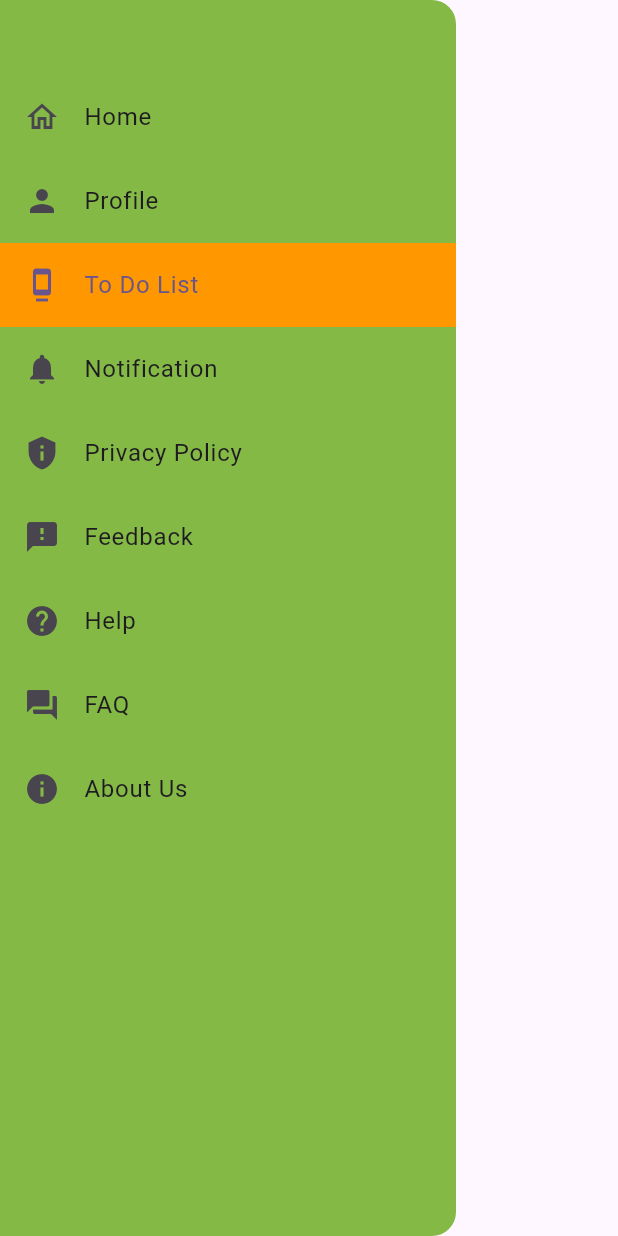
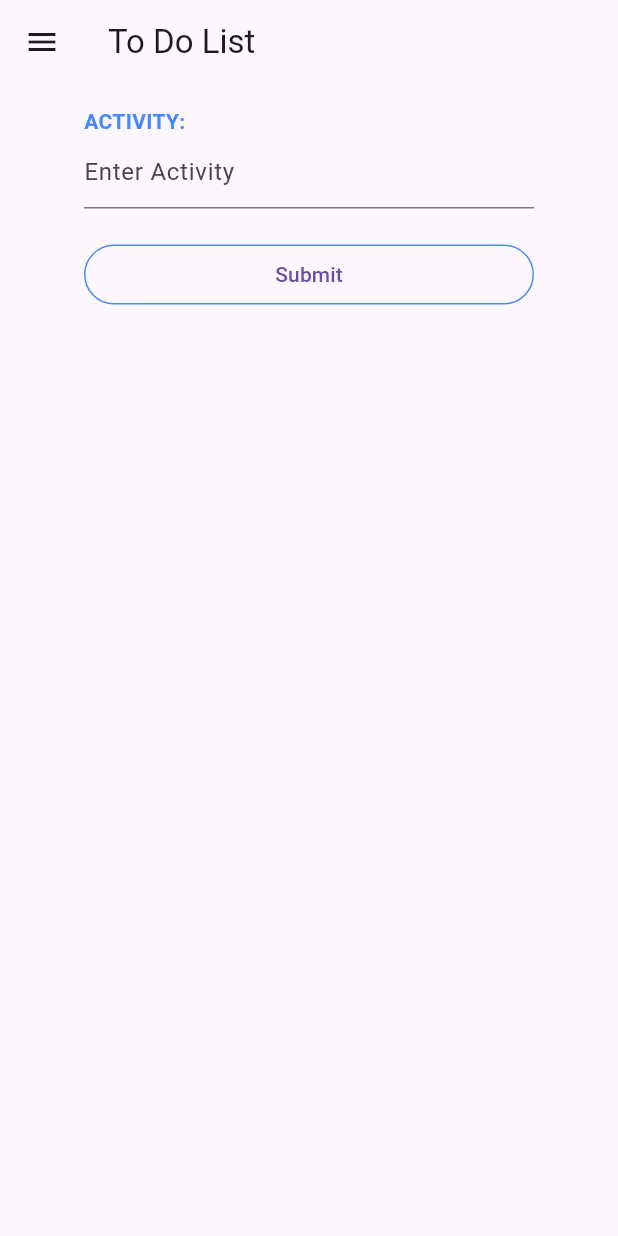
Before and after one commit to veddange/demo, a Flutter app: the NavState widget shown alone on an empty page, opened directly, after a tap on "To Do List", on a phone screen of 412 x 824 dp. Run offline on Flutter 3.47's test engine with Material 3 defaults, Android fonts, the light colour scheme and no system bars.

Commit message:
todolist and notification screen

```diff
--- a/lib/Screens/about_us.dart
+++ b/lib/Navigation Drawer Screens/about_us.dart
@@ -1,4 +1,4 @@
-import "package:demo/navigation%20drawer/navigation_drawer.dart";
+import 'package:demo/Navigation%20Drawer%20Screens/navigation%20drawer/navigation_drawer.dart';
 import "package:flutter/material.dart";
 
 class AboutUs extends StatefulWidget {
--- a/lib/Screens/feedback.dart
+++ b/lib/Navigation Drawer Screens/feedback.dart
@@ -1,4 +1,4 @@
-import "package:demo/navigation%20drawer/navigation_drawer.dart";
+import 'package:demo/Navigation%20Drawer%20Screens/navigation%20drawer/navigation_drawer.dart';
 import "package:flutter/material.dart";
 
 class FeedBack extends StatefulWidget {
--- a/lib/navigation drawer/navigation_drawer.dart
+++ b/lib/Navigation Drawer Screens/navigation drawer/navigation_drawer.dart
@@ -1,6 +1,8 @@
-import "package:demo/Screens/about_us.dart";
-import "package:demo/Screens/feedback.dart";
-import "package:demo/Screens/profileview.dart";
+import 'package:demo/Navigation%20Drawer%20Screens/about_us.dart';
+import 'package:demo/Navigation%20Drawer%20Screens/feedback.dart';
+import 'package:demo/Navigation%20Drawer%20Screens/notification.dart';
+import 'package:demo/Navigation%20Drawer%20Screens/profileview.dart';
+import 'package:demo/Navigation%20Drawer%20Screens/todolist.dart';
 import "package:demo/main.dart";
 import "package:flutter/material.dart";
 
@@ -70,6 +72,8 @@ class NavigationDrawe extends State<NavState> {
               onTap: () {
                 setState(() {
                   widget.index = 2;
+                  Navigator.of(context).push(
+                    MaterialPageRoute(builder: (context) => const TodoList()));
                 });
               },
               selected: widget.index == 2,
@@ -81,7 +85,7 @@ class NavigationDrawe extends State<NavState> {
               setState(() {
                 widget.index = 3;
                 Navigator.of(context).push(
-                    MaterialPageRoute(builder: (context) => const MyApp()));
+                    MaterialPageRoute(builder: (context) => const CustomNotification()));
               });
             },
             selected: widget.index == 3,
--- /dev/null
+++ b/lib/Navigation Drawer Screens/notification.dart
@@ -0,0 +1,34 @@
+import "package:demo/Navigation%20Drawer%20Screens/navigation%20drawer/navigation_drawer.dart";
+import "package:flutter/material.dart";
+
+class CustomNotification extends StatefulWidget {
+  const CustomNotification({super.key});
+
+  @override
+  State<CustomNotification> createState() => CustomNotificationView();
+}
+
+class CustomNotificationView extends State<CustomNotification> {
+  @override
+  Widget build(BuildContext context) {
+    return MaterialApp(
+      title: "Notification",
+      home: Scaffold(
+        appBar: AppBar(
+          title: const Text("Notification"),
+        ),
+        drawer: NavState(index: 3),
+        body: const Center(
+          child: Padding(
+            padding:  EdgeInsets.all(15.0),
+            child: Column(
+              children: [
+                 Text("Notification")
+              ],
+            ),
+          ),
+        ),
+      ),
+    );
+  }
+}
--- a/lib/Screens/profileview.dart
+++ b/lib/Navigation Drawer Screens/profileview.dart
@@ -1,4 +1,4 @@
-import "package:demo/navigation%20drawer/navigation_drawer.dart";
+import 'package:demo/Navigation%20Drawer%20Screens/navigation%20drawer/navigation_drawer.dart';
 import "package:flutter/material.dart";
 
 class Profile extends StatefulWidget {
--- /dev/null
+++ b/lib/Navigation Drawer Screens/todolist.dart
@@ -0,0 +1,65 @@
+import "package:demo/Navigation%20Drawer%20Screens/navigation%20drawer/navigation_drawer.dart";
+import "package:flutter/material.dart";
+
+class TodoList extends StatefulWidget {
+  const TodoList({super.key});
+
+  @override
+  State<TodoList> createState() => TodoListView();
+}
+
+class TodoListView extends State<TodoList> {
+  @override
+  Widget build(BuildContext context) {
+    return MaterialApp(
+      title: "To Do List",
+      home: Scaffold(
+        appBar: AppBar(
+          title: const Text("To Do List"),
+        ),
+        drawer: NavState(index: 2),
+        body: Center(
+          child: Padding(
+            padding: const EdgeInsets.all(15.0),
+            child: Column(
+              children: [
+                const SizedBox(
+                  width: 300,
+                  child: Text(
+                    "ACTIVITY:",
+                    textAlign: TextAlign.left,
+                    style: TextStyle(
+                      color: Colors.blueAccent,
+                      fontWeight: FontWeight.bold
+                    ),
+                  ),
+                ),
+                const SizedBox(
+                  width: 300,
+                  child: TextField(
+                    decoration: InputDecoration(hintText: "Enter Activity"),
+                  ),
+                ),
+                const SizedBox(
+                  height: 20,
+                ),
+                SizedBox(
+                  width: 300,
+                  child: OutlinedButton(
+                   onPressed: () {},
+                   style: const ButtonStyle(
+                   side: MaterialStatePropertyAll(BorderSide(
+                      color: Colors.blueAccent,
+                    ))
+                   ),
+                   child: const Text("Submit")
+                   ),
+                )
+              ],
+            ),
+          ),
+        ),
+      ),
+    );
+  }
+}
--- a/lib/main.dart
+++ b/lib/main.dart
@@ -1,5 +1,5 @@
 import 'package:demo/Authentication/login.dart';
-import 'package:demo/navigation%20drawer/navigation_drawer.dart';
+import 'package:demo/Navigation%20Drawer%20Screens/navigation%20drawer/navigation_drawer.dart';
 import 'package:flutter/material.dart';
 
 void main() {
```
